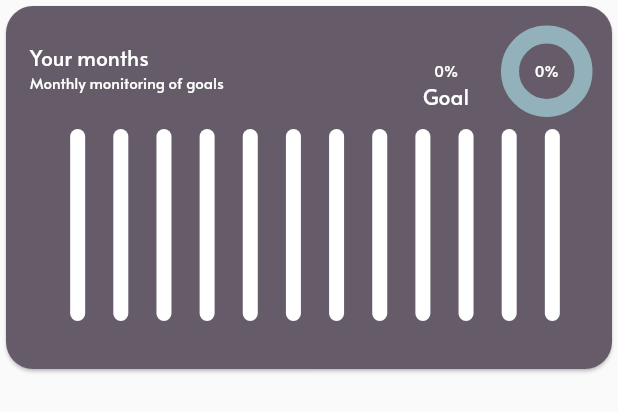
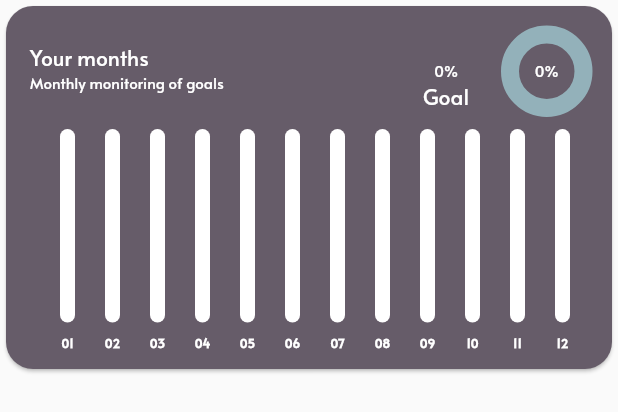
Before and after one commit to fernandodx/dremfoo, a Flutter app: the ChartWeekWidget widget shown alone on an empty page, opened directly with empty values, on a phone screen of 412 x 824 dp. Shown: the top 412 px of the screen. Run offline on Flutter 3.47's test engine with Material 2 defaults, Android fonts, the phone set to English and light mode, and no system bars; drawn by our look-alikes of fl_chart, percent_indicator; our stand-ins replace cached_network_image, cloud_firestore, connectivity, cross_file, date_format, firebase_analytics and 25 more; missing offline and left inert: cloud_firestore_platform_interface, dart:ffi, email_launcher, flutter_facebook_auth, pixabay_picker and 1 more; accounts and stored records are empty; generated files the repository leaves out were written again; statements that could not run were skipped.

Commit message:
- Criação da funcionalidade de planejamento diário.  - Correção de erro no gráfico.

```diff
--- a/lib/app/modules/dreams/ui/widgets/chart_week_widget.dart
+++ b/lib/app/modules/dreams/ui/widgets/chart_week_widget.dart
@@ -60,7 +60,7 @@ class ChartWeekWidget extends StatelessWidget {
             child: Stack(
               children: <Widget>[
                 Padding(
-                  padding: const EdgeInsets.only(left: 16, right: 8, top: 25, bottom: 16),
+                  padding: const EdgeInsets.only(left: 16, right: 8, top: 25, bottom: 12),
                   child: Column(
                     crossAxisAlignment: CrossAxisAlignment.stretch,
                     mainAxisAlignment: MainAxisAlignment.start,
@@ -71,11 +71,8 @@ class ChartWeekWidget extends StatelessWidget {
                       SpaceWidget(),
                       SpaceWidget(),
                       Expanded(
-                        child: Padding(
-                          padding: const EdgeInsets.symmetric(horizontal: 8.0),
-                          child: BarChart(
-                            mainBarData,
-                          ),
+                        child: BarChart(
+                          mainBarData,
                         ),
                       ),
                     ],
@@ -168,12 +165,12 @@ class ChartWeekWidget extends StatelessWidget {
     return AxisTitles(
       sideTitles: SideTitles(
           showTitles: true,
-          reservedSize: 16,
+          reservedSize: 19,
           getTitlesWidget: (double value, TitleMeta meta) {
             const style = TextStyle(
               color: Colors.white,
               fontWeight: FontWeight.bold,
-              fontSize: 14,
+              fontSize: 8,
             );
             Widget text;
             switch (value.toInt()) {
@@ -204,7 +201,6 @@ class ChartWeekWidget extends StatelessWidget {
             }
             return SideTitleWidget(
               axisSide: meta.axisSide,
-              space: 16,
               child: text,
             );
           }
@@ -216,12 +212,12 @@ class ChartWeekWidget extends StatelessWidget {
     return AxisTitles(
       sideTitles: SideTitles(
           showTitles: true,
-          reservedSize: 16,
+          reservedSize: 19,
           getTitlesWidget: (double value, TitleMeta meta) {
             const style = TextStyle(
               color: Colors.white,
               fontWeight: FontWeight.bold,
-              fontSize: 14,
+              fontSize: 8,
             );
             Widget text;
             switch (value.toInt()) {
@@ -267,7 +263,6 @@ class ChartWeekWidget extends StatelessWidget {
             }
             return SideTitleWidget(
               axisSide: meta.axisSide,
-              space: 16,
               child: text,
             );
           }
```
Also changed, not shown: lib/app/model/chart_goals.dart (+12 -16 lines).
